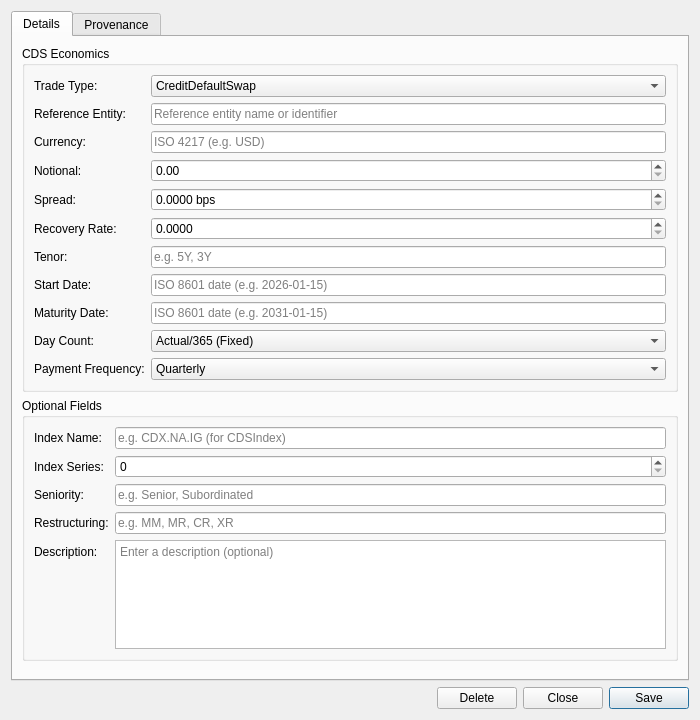
OreStudio/OreStudio, file projects/ores.qt/ui/CreditInstrumentDetailDialog.ui: the form before one commit.
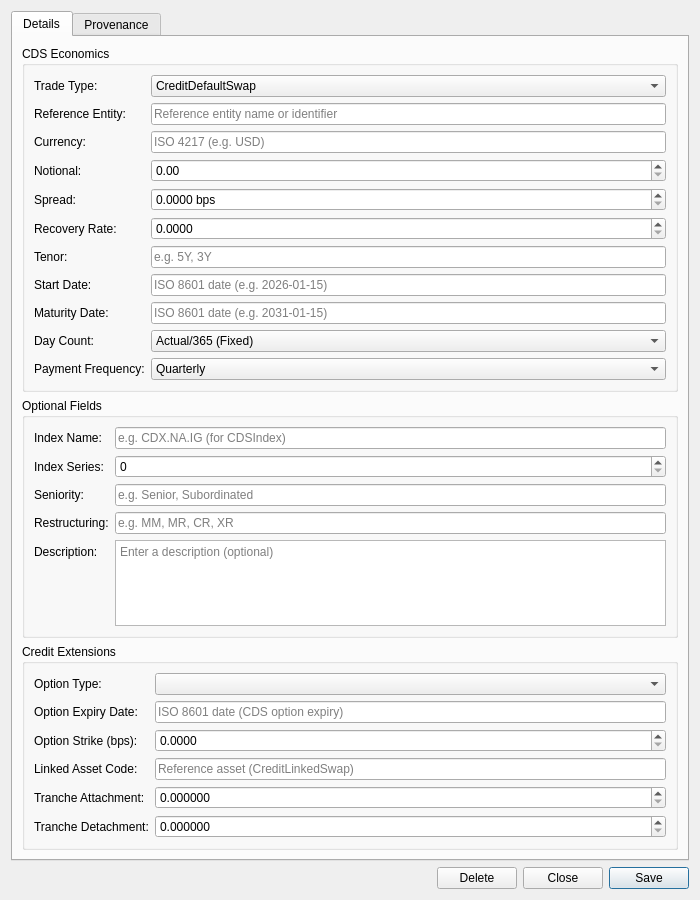
The form after the commit. Custom widgets are drawn as their Qt base class.

Commit message: [trading,qt] Add CDM instrument domain model extensions (Phase 7)

Diff of the .ui file:
```diff
--- a/projects/ores.qt/ui/CreditInstrumentDetailDialog.ui
+++ b/projects/ores.qt/ui/CreditInstrumentDetailDialog.ui
@@ -7,13 +7,13 @@
     <x>0</x>
     <y>0</y>
     <width>700</width>
-    <height>720</height>
+    <height>900</height>
    </rect>
   </property>
   <property name="minimumSize">
    <size>
     <width>700</width>
-    <height>720</height>
+    <height>900</height>
    </size>
   </property>
   <property name="windowTitle">
@@ -251,6 +251,93 @@
          </layout>
         </widget>
        </item>
+       <item>
+        <widget class="QGroupBox" name="creditExtensionsGroup">
+         <property name="title">
+          <string>Credit Extensions</string>
+         </property>
+         <layout class="QFormLayout" name="creditExtensionsFormLayout">
+          <item row="0" column="0">
+           <widget class="QLabel" name="labelCreditOptionType">
+            <property name="text"><string>Option Type:</string></property>
+           </widget>
+          </item>
+          <item row="0" column="1">
+           <widget class="QComboBox" name="optionTypeCombo">
+            <item><property name="text"><string></string></property></item>
+            <item><property name="text"><string>Call</string></property></item>
+            <item><property name="text"><string>Put</string></property></item>
+           </widget>
+          </item>
+          <item row="1" column="0">
+           <widget class="QLabel" name="labelCreditOptionExpiryDate">
+            <property name="text"><string>Option Expiry Date:</string></property>
+           </widget>
+          </item>
+          <item row="1" column="1">
+           <widget class="QLineEdit" name="optionExpiryDateEdit">
+            <property name="placeholderText">
+             <string>ISO 8601 date (CDS option expiry)</string>
+            </property>
+           </widget>
+          </item>
+          <item row="2" column="0">
+           <widget class="QLabel" name="labelCreditOptionStrike">
+            <property name="text"><string>Option Strike (bps):</string></property>
+           </widget>
+          </item>
+          <item row="2" column="1">
+           <widget class="QDoubleSpinBox" name="optionStrikeSpinBox">
+            <property name="decimals"><number>4</number></property>
+            <property name="minimum"><double>0.000000000000000</double></property>
+            <property name="maximum"><double>10000.000000000000000</double></property>
+            <property name="singleStep"><double>1.000000000000000</double></property>
+            <property name="toolTip"><string>CDS option strike spread in bps (0 = not applicable)</string></property>
+           </widget>
+          </item>
+          <item row="3" column="0">
+           <widget class="QLabel" name="labelLinkedAssetCode">
+            <property name="text"><string>Linked Asset Code:</string></property>
+           </widget>
+          </item>
+          <item row="3" column="1">
+           <widget class="QLineEdit" name="linkedAssetCodeEdit">
+            <property name="placeholderText">
+             <string>Reference asset (CreditLinkedSwap)</string>
+            </property>
+           </widget>
+          </item>
+          <item row="4" column="0">
+           <widget class="QLabel" name="labelTrancheAttachment">
+            <property name="text"><string>Tranche Attachment:</string></property>
+           </widget>
+          </item>
+          <item row="4" column="1">
+           <widget class="QDoubleSpinBox" name="trancheAttachmentSpinBox">
+            <property name="decimals"><number>6</number></property>
+            <property name="minimum"><double>0.000000000000000</double></property>
+            <property name="maximum"><double>1.000000000000000</double></property>
+            <property name="singleStep"><double>0.010000000000000</double></property>
+            <property name="toolTip"><string>CBO tranche attachment point as decimal (0 = not applicable)</string></property>
+           </widget>
+          </item>
+          <item row="5" column="0">
+           <widget class="QLabel" name="labelTrancheDetachment">
+            <property name="text"><string>Tranche Detachment:</string></property>
+           </widget>
+          </item>
+          <item row="5" column="1">
+           <widget class="QDoubleSpinBox" name="trancheDetachmentSpinBox">
+            <property name="decimals"><number>6</number></property>
+            <property name="minimum"><double>0.000000000000000</double></property>
+            <property name="maximum"><double>1.000000000000000</double></property>
+            <property name="singleStep"><double>0.010000000000000</double></property>
+            <property name="toolTip"><string>CBO tranche detachment point as decimal (0 = not applicable)</string></property>
+           </widget>
+          </item>
+         </layout>
+        </widget>
+       </item>
        <item>
         <spacer name="verticalSpacer">
          <property name="orientation"><enum>Qt::Vertical</enum></property>
```
Left out of the diff: 4 changed lines with no effect on the pictures. The commit also changes 18 other files.
